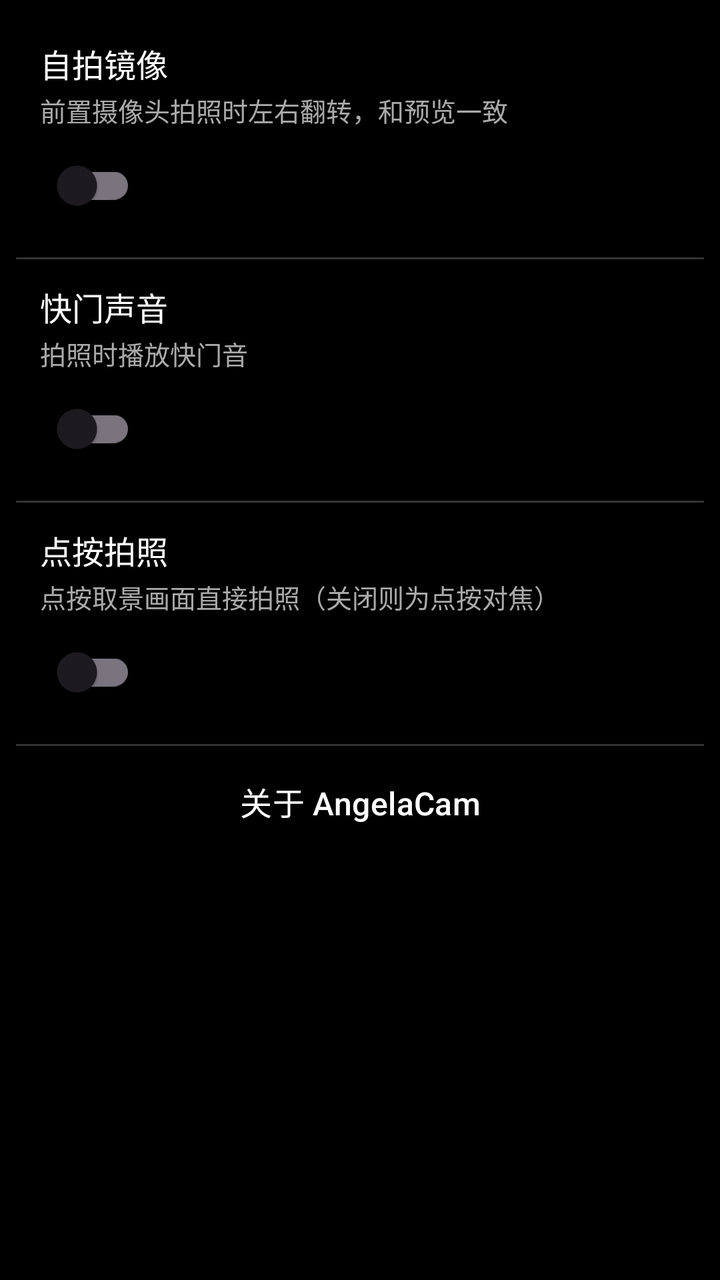
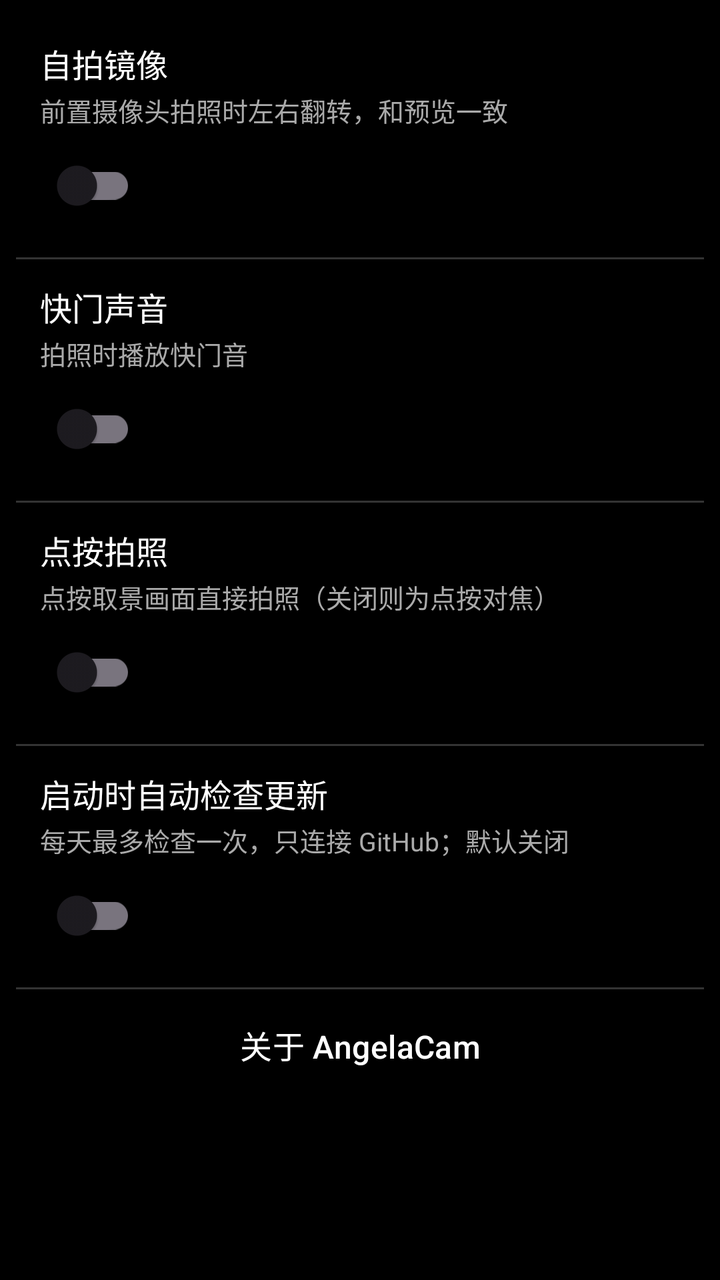

Screens rendered from an Android XML layout before and after an edit, with the pre-edit source and the edit as a unified diff.
<!-- AndroidManifest.xml: application theme Theme.AngelaCam -->
<!-- res/layout/dialog_settings.xml -->
<?xml version="1.0" encoding="utf-8"?>
<LinearLayout xmlns:android="http://schemas.android.com/apk/res/android"
    android:layout_width="match_parent"
    android:layout_height="wrap_content"
    android:orientation="vertical"
    android:padding="8dp">

    <LinearLayout
        android:layout_width="match_parent"
        android:layout_height="wrap_content"
        android:orientation="vertical"
        android:padding="12dp">

        <TextView
            android:layout_width="wrap_content"
            android:layout_height="wrap_content"
            android:text="@string/setting_mirror"
            android:textColor="#FFFFFF"
            android:textSize="16sp" />

        <TextView
            android:layout_width="wrap_content"
            android:layout_height="wrap_content"
            android:text="@string/setting_mirror_summary"
            android:textColor="#AAAAAA"
            android:textSize="13sp"
            android:layout_marginTop="2dp" />

        <androidx.appcompat.widget.SwitchCompat
            android:id="@+id/switchMirror"
            android:layout_width="wrap_content"
            android:layout_height="wrap_content"
            android:layout_marginTop="4dp" />
    </LinearLayout>

    <View
        android:layout_width="match_parent"
        android:layout_height="1dp"
        android:background="#33FFFFFF" />

    <LinearLayout
        android:layout_width="match_parent"
        android:layout_height="wrap_content"
        android:orientation="vertical"
        android:padding="12dp">

        <TextView
            android:layout_width="wrap_content"
            android:layout_height="wrap_content"
            android:text="@string/setting_shutter_sound"
            android:textColor="#FFFFFF"
            android:textSize="16sp" />

        <TextView
            android:layout_width="wrap_content"
            android:layout_height="wrap_content"
            android:text="@string/setting_shutter_sound_summary"
            android:textColor="#AAAAAA"
            android:textSize="13sp"
            android:layout_marginTop="2dp" />

        <androidx.appcompat.widget.SwitchCompat
            android:id="@+id/switchShutterSound"
            android:layout_width="wrap_content"
            android:layout_height="wrap_content"
            android:layout_marginTop="4dp" />
    </LinearLayout>

    <View
        android:layout_width="match_parent"
        android:layout_height="1dp"
        android:background="#33FFFFFF" />

    <LinearLayout
        android:layout_width="match_parent"
        android:layout_height="wrap_content"
        android:orientation="vertical"
        android:padding="12dp">

        <TextView
            android:layout_width="wrap_content"
            android:layout_height="wrap_content"
            android:text="@string/setting_tap_capture"
            android:textColor="#FFFFFF"
            android:textSize="16sp" />

        <TextView
            android:layout_width="wrap_content"
            android:layout_height="wrap_content"
            android:text="@string/setting_tap_capture_summary"
            android:textColor="#AAAAAA"
            android:textSize="13sp"
            android:layout_marginTop="2dp" />

        <androidx.appcompat.widget.SwitchCompat
            android:id="@+id/switchTapCapture"
            android:layout_width="wrap_content"
            android:layout_height="wrap_content"
            android:layout_marginTop="4dp" />
    </LinearLayout>

    <View
        android:layout_width="match_parent"
        android:layout_height="1dp"
        android:background="#33FFFFFF" />

    <Button
        android:id="@+id/btnAbout"
        android:layout_width="match_parent"
        android:layout_height="wrap_content"
        android:background="@android:color/transparent"
        android:text="@string/settings_about"
        android:textColor="#FFFFFF"
        android:textSize="16sp"
        android:padding="12dp" />

</LinearLayout>
<!-- resources referenced by this layout -->
<resources>
  <string name="setting_mirror">自拍镜像</string>
  <string name="setting_mirror_summary">前置摄像头拍照时左右翻转，和预览一致</string>
  <string name="setting_shutter_sound">快门声音</string>
  <string name="setting_shutter_sound_summary">拍照时播放快门音</string>
  <string name="setting_tap_capture">点按拍照</string>
  <string name="setting_tap_capture_summary">点按取景画面直接拍照（关闭则为点按对焦）</string>
  <string name="settings_about">关于 AngelaCam</string>
  <style name="Theme.AngelaCam" parent="Theme.Material3.DayNight.NoActionBar">
          <item name="android:windowFullscreen">true</item>
          <item name="android:windowBackground">@android:color/black</item>
      </style>
</resources>

<!-- the commit's change to res/layout/dialog_settings.xml (unified diff, before → after) -->
@@ -104,6 +104,39 @@
         android:layout_height="1dp"
         android:background="#33FFFFFF" />
 
+    <LinearLayout
+        android:layout_width="match_parent"
+        android:layout_height="wrap_content"
+        android:orientation="vertical"
+        android:padding="12dp">
+
+        <TextView
+            android:layout_width="wrap_content"
+            android:layout_height="wrap_content"
+            android:text="@string/setting_auto_update"
+            android:textColor="#FFFFFF"
+            android:textSize="16sp" />
+
+        <TextView
+            android:layout_width="wrap_content"
+            android:layout_height="wrap_content"
+            android:text="@string/setting_auto_update_summary"
+            android:textColor="#AAAAAA"
+            android:textSize="13sp"
+            android:layout_marginTop="2dp" />
+
+        <androidx.appcompat.widget.SwitchCompat
+            android:id="@+id/switchAutoUpdate"
+            android:layout_width="wrap_content"
+            android:layout_height="wrap_content"
+            android:layout_marginTop="4dp" />
+    </LinearLayout>
+
+    <View
+        android:layout_width="match_parent"
+        android:layout_height="1dp"
+        android:background="#33FFFFFF" />
+
     <Button
         android:id="@+id/btnAbout"
         android:layout_width="match_parent"
<!-- resource entries referenced after the edit -->
@@ -1,5 +1,7 @@
 <!-- resources referenced by this layout -->
 <resources>
+  <string name="setting_auto_update">启动时自动检查更新</string>
+  <string name="setting_auto_update_summary">每天最多检查一次，只连接 GitHub；默认关闭</string>
   <string name="setting_mirror">自拍镜像</string>
   <string name="setting_mirror_summary">前置摄像头拍照时左右翻转，和预览一致</string>
   <string name="setting_shutter_sound">快门声音</string>
